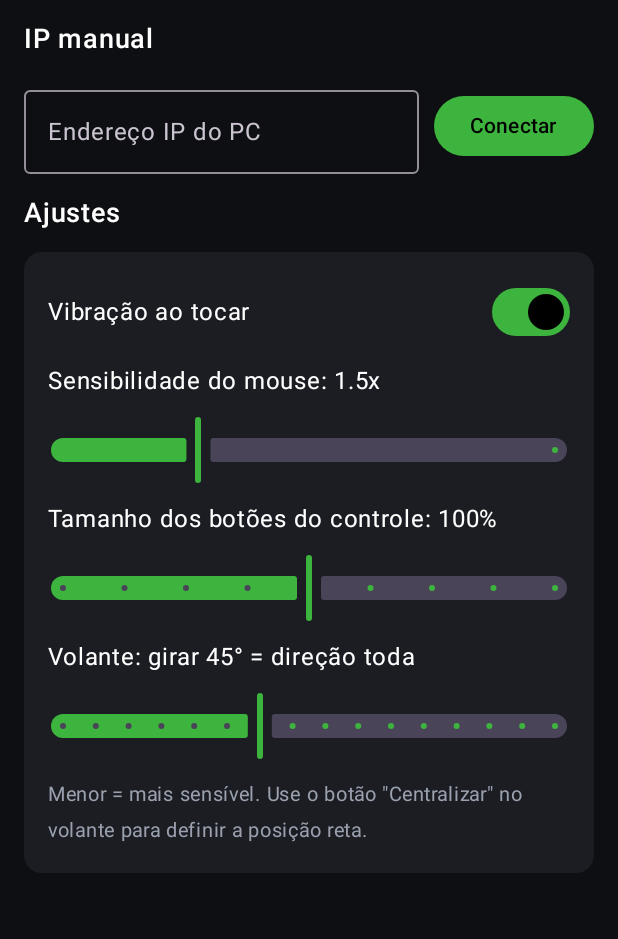
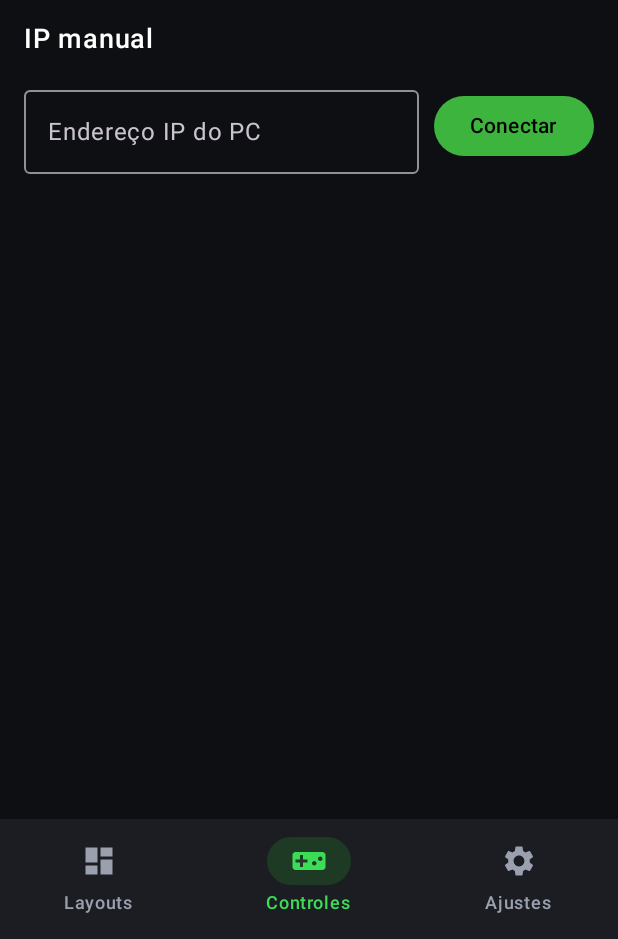
Before and after one commit to kadmielp/EasyJoy, an Android app built with Jetpack Compose: the screen it shows after launch (MainActivity), on a phone screen of 412 x 824 dp, the part 297-1236 px from its top. Run offline under Robolectric (Android 15) with nearby library versions, the phone set to English and light mode, and no system bars; network calls fail.

Commit message:
App tabs (Layouts, Controles, Ajustes) and refined PC window
Android:
- Bottom bar with three tabs. Layouts lists saved layouts (play, edit,
  delete) and creates a new one from Completo/Simples/Volante, opening
  the controller straight in the editor and closing it on save/cancel.
- Controles shows the connection and the modes; Ajustes groups the
  settings into Controle, Volante and Mouse.

PC:
- Header with icon, status badge, cards for the connection info and the
  phone list (owner-drawn rows with mode tags), dark title bar.

Version 1.1.0. README and images updated.

Co-Authored-By: Claude Opus 5.5 <noreply@anthropic.com>

```diff
--- a/android/app/build.gradle.kts
+++ b/android/app/build.gradle.kts
@@ -19,8 +19,8 @@ android {
         applicationId = "app.easyjoy"
         minSdk = 26
         targetSdk = 36
-        versionCode = 1
-        versionName = "1.0.0"
+        versionCode = 2
+        versionName = "1.1.0"
     }
 
     val keystoreProps = Properties().apply {
--- a/android/app/src/main/java/app/easyjoy/MainActivity.kt
+++ b/android/app/src/main/java/app/easyjoy/MainActivity.kt
@@ -2,6 +2,7 @@ package app.easyjoy
 
 import android.content.Intent
 import android.os.Bundle
+import android.widget.Toast
 import androidx.activity.ComponentActivity
 import androidx.activity.compose.setContent
 import androidx.activity.enableEdgeToEdge
@@ -10,13 +11,14 @@ import androidx.compose.foundation.clickable
 import androidx.compose.foundation.layout.Arrangement
 import androidx.compose.foundation.layout.Box
 import androidx.compose.foundation.layout.Column
+import androidx.compose.foundation.layout.ColumnScope
+import androidx.compose.foundation.layout.PaddingValues
 import androidx.compose.foundation.layout.Row
 import androidx.compose.foundation.layout.Spacer
 import androidx.compose.foundation.layout.fillMaxSize
 import androidx.compose.foundation.layout.fillMaxWidth
 import androidx.compose.foundation.layout.height
 import androidx.compose.foundation.layout.padding
-import androidx.compose.foundation.layout.safeDrawingPadding
 import androidx.compose.foundation.layout.size
 import androidx.compose.foundation.layout.width
 import androidx.compose.foundation.rememberScrollState
@@ -28,9 +30,14 @@ import androidx.compose.material3.AlertDialog
 import androidx.compose.material3.Button
 import androidx.compose.material3.Card
 import androidx.compose.material3.CardDefaults
+import androidx.compose.material3.Icon
 import androidx.compose.material3.MaterialTheme
+import androidx.compose.material3.NavigationBar
+import androidx.compose.material3.NavigationBarItem
+import androidx.compose.material3.NavigationBarItemDefaults
 import androidx.compose.material3.OutlinedButton
 import androidx.compose.material3.OutlinedTextField
+import androidx.compose.material3.Scaffold
 import androidx.compose.material3.Slider
 import androidx.compose.material3.Switch
 import androidx.compose.material3.Text
@@ -40,11 +47,13 @@ import androidx.compose.runtime.Composable
 import androidx.compose.runtime.getValue
 import androidx.compose.runtime.mutableStateOf
 import androidx.compose.runtime.remember
+import androidx.compose.runtime.saveable.rememberSaveable
 import androidx.compose.runtime.setValue
 import androidx.compose.ui.Alignment
 import androidx.compose.ui.Modifier
 import androidx.compose.ui.draw.clip
 import androidx.compose.ui.graphics.Color
+import androidx.compose.ui.res.painterResource
 import androidx.compose.ui.text.font.FontWeight
 import androidx.compose.ui.text.input.KeyboardType
 import androidx.compose.ui.unit.dp
@@ -54,6 +63,13 @@ private val Green = Color(0xFF3DDC57)
 private val Red = Color(0xFFE5484D)
 private val Bg = Color(0xFF0E0F12)
 private val Panel = Color(0xFF1B1D23)
+private val Muted = Color(0xFF9AA0AE)
+
+private enum class Tab(val label: String, val icon: Int) {
+    LAYOUTS("Layouts", R.drawable.ic_tab_layouts),
+    CONTROLS("Controles", R.drawable.ic_tab_pad),
+    SETTINGS("Ajustes", R.drawable.ic_tab_settings),
+}
 
 class MainActivity : ComponentActivity() {
     override fun onCreate(savedInstanceState: Bundle?) {
@@ -69,20 +85,55 @@ class MainActivity : ComponentActivity() {
                     surface = Panel,
                 )
             ) {
-                Box(Modifier.fillMaxSize().background(Bg).safeDrawingPadding()) {
-                    Home(
-                        onPad = { mode, layout -> launchPad(mode, layout) },
-                        onMouse = { startActivity(Intent(this@MainActivity, TouchpadActivity::class.java)) },
-                    )
+                var tab by rememberSaveable { mutableStateOf(Tab.CONTROLS) }
+                Scaffold(
+                    containerColor = Bg,
+                    bottomBar = {
+                        NavigationBar(containerColor = Panel) {
+                            for (t in Tab.entries) {
+                                NavigationBarItem(
+                                    selected = tab == t,
+                                    onClick = { tab = t },
+                                    icon = { Icon(painterResource(t.icon), contentDescription = null) },
+                                    label = { Text(t.label) },
+                                    colors = NavigationBarItemDefaults.colors(
+                                        selectedIconColor = Green,
+                                        selectedTextColor = Green,
+                                        indicatorColor = Color(0xFF1E3A24),
+                                        unselectedIconColor = Muted,
+                                        unselectedTextColor = Muted,
+                                    ),
+                                )
+                            }
+                        }
+                    },
+                ) { padding ->
+                    when (tab) {
+                        Tab.LAYOUTS -> LayoutsTab(
+                            padding,
+                            onPlay = { l ->
+                                if (Connection.connected) launchPad(l.base, l.name)
+                                else Toast.makeText(this, "Conecte-se a um PC na aba Controles.", Toast.LENGTH_SHORT).show()
+                            },
+                            onEdit = { base, name -> launchPad(base, name, edit = true) },
+                        )
+                        Tab.CONTROLS -> ControlsTab(
+                            padding,
+                            onPad = { mode -> launchPad(mode, null) },
+                            onMouse = { startActivity(Intent(this@MainActivity, TouchpadActivity::class.java)) },
+                        )
+                        Tab.SETTINGS -> SettingsTab(padding)
+                    }
                 }
             }
         }
     }
 
-    private fun launchPad(mode: String, layout: String?) {
+    private fun launchPad(mode: String, layout: String?, edit: Boolean = false) {
         startActivity(Intent(this, ControllerActivity::class.java).apply {
             putExtra(ControllerActivity.EXTRA_MODE, mode)
             if (layout != null) putExtra(ControllerActivity.EXTRA_LAYOUT, layout)
+            if (edit) putExtra(ControllerActivity.EXTRA_EDIT, true)
         })
     }
 
@@ -97,22 +148,46 @@ class MainActivity : ComponentActivity() {
     }
 }
 
+// ---- shared pieces -------------------------------------------------------------------------
+
 @Composable
-private fun Home(onPad: (mode: String, layout: String?) -> Unit, onMouse: () -> Unit) {
+private fun TabPage(padding: PaddingValues, title: String, content: @Composable ColumnScope.() -> Unit) {
+    Column(
+        Modifier.fillMaxSize().padding(padding).verticalScroll(rememberScrollState()).padding(16.dp),
+        verticalArrangement = Arrangement.spacedBy(14.dp),
+    ) {
+        Text(title, fontSize = 30.sp, fontWeight = FontWeight.Bold, color = Color.White)
+        content()
+        Spacer(Modifier.height(8.dp))
+    }
+}
+
+@Composable
+private fun SectionTitle(text: String) =
+    Text(text, fontSize = 18.sp, fontWeight = FontWeight.SemiBold, color = Color.White)
+
+@Composable
+private fun Hint(text: String) = Text(text, color = Muted, fontSize = 13.sp)
+
+@Composable
+private fun PanelCard(modifier: Modifier = Modifier, content: @Composable ColumnScope.() -> Unit) {
+    Card(colors = CardDefaults.cardColors(containerColor = Panel), modifier = modifier.fillMaxWidth()) {
+        Column(content = content)
+    }
+}
+
+// ---- Controles -----------------------------------------------------------------------------
+
+@Composable
+private fun ControlsTab(padding: PaddingValues, onPad: (mode: String) -> Unit, onMouse: () -> Unit) {
     val connected = Connection.connected
     val target = Connection.targetIp
     var manualIp by remember { mutableStateOf("") }
     var ipError by remember { mutableStateOf(false) }
-    var toDelete by remember { mutableStateOf<String?>(null) }
 
-    Column(
-        Modifier.fillMaxSize().verticalScroll(rememberScrollState()).padding(16.dp),
-        verticalArrangement = Arrangement.spacedBy(14.dp),
-    ) {
-        Text("EasyJoy", fontSize = 30.sp, fontWeight = FontWeight.Bold, color = Color.White)
-
+    TabPage(padding, "EasyJoy") {
         // Connection status
-        Card(colors = CardDefaults.cardColors(containerColor = Panel), modifier = Modifier.fillMaxWidth()) {
+        PanelCard {
             Column(Modifier.padding(16.dp), verticalArrangement = Arrangement.spacedBy(8.dp)) {
                 Row(verticalAlignment = Alignment.CenterVertically) {
                     Box(Modifier.size(12.dp).clip(CircleShape).background(if (connected) Green else Red))
@@ -127,96 +202,47 @@ private fun Home(onPad: (mode: String, layout: String?) -> Unit, onMouse: () ->
                         color = if (connected) Color(0xFFB5E8BE) else Color(0xFFFF8A8E),
                         fontSize = 16.sp,
                         fontWeight = FontWeight.Medium,
+                        modifier = Modifier.weight(1f),
                     )
                 }
                 if (connected && Connection.driverMissing) {
-                    Text(
-                        "Driver de controle não instalado no PC — o modo mouse funciona",
-                        color = Color(0xFFFFB454),
-                        fontSize = 14.sp,
-                    )
+                    Text("Driver de controle não instalado no PC — o modo mouse funciona", color = Color(0xFFFFB454), fontSize = 14.sp)
                 }
                 if (target != null) {
-                    OutlinedButton(onClick = { Connection.disconnect() }) { Text("Desconectar") }
+                    OutlinedButton(onClick = { Connection.disconnect() }) { Text("Trocar de PC") }
                 }
             }
         }
 
         if (connected) {
-            ModeCard("Completo", "Controle Xbox com todos os botões", Color(0xFF107C10)) { onPad(Layouts.FULL, null) }
-            ModeCard("Simples", "Um analógico grande e botões grandes", Color(0xFF2F7CF6)) { onPad(Layouts.SIMPLE, null) }
-            ModeCard("Volante", "Gire o celular para dirigir", Color(0xFFC0392B)) { onPad(Layouts.WHEEL, null) }
+            ModeCard("Completo", "Controle Xbox com todos os botões", Color(0xFF107C10)) { onPad(Layouts.FULL) }
+            ModeCard("Simples", "Um analógico grande e botões grandes", Color(0xFF2F7CF6)) { onPad(Layouts.SIMPLE) }
+            ModeCard("Volante", "Gire o celular para dirigir", Color(0xFFC0392B)) { onPad(Layouts.WHEEL) }
             ModeCard("Mouse", "Touchpad, rolagem e teclado", Color(0xFFB8860B), onMouse)
-
-            val layouts = Layouts.saved
-            if (layouts.isNotEmpty()) {
-                Text("Meus layouts", fontSize = 18.sp, fontWeight = FontWeight.SemiBold, color = Color.White)
-                for (l in layouts) {
-                    Card(
-                        colors = CardDefaults.cardColors(containerColor = Panel),
-                        modifier = Modifier.fillMaxWidth().clickable { onPad(l.base, l.name) },
-                    ) {
-                        Row(Modifier.padding(start = 16.dp, end = 4.dp, top = 10.dp, bottom = 10.dp), verticalAlignment = Alignment.CenterVertically) {
-                            Column(Modifier.weight(1f)) {
-                                Text(l.name, color = Color.White, fontSize = 17.sp, fontWeight = FontWeight.Medium)
-                                Text(
-                                    Layouts.baseLabel(l.base) + if (l.tilt) " · volante ligado" else "",
-                                    color = Color(0xFF9AA0AE),
-                                    fontSize = 13.sp,
-                                )
-                            }
-                            TextButton(onClick = { toDelete = l.name }) { Text("Apagar", color = Color(0xFFFF8A8E)) }
-                        }
-                    }
-                }
-            } else {
-                Text(
-                    "Dica: dentro do controle, toque em \"Editar\" para mudar botões de lugar e salvar seu próprio layout.",
-                    color = Color(0xFF9AA0AE),
-                    fontSize = 13.sp,
-                )
-            }
+            Hint("Seus layouts salvos ficam na aba Layouts.")
+            return@TabPage
         }
 
-        toDelete?.let { name ->
-            AlertDialog(
-                onDismissRequest = { toDelete = null },
-                title = { Text("Apagar layout?") },
-                text = { Text("O layout \"$name\" será apagado. Isso não pode ser desfeito.") },
-                confirmButton = { TextButton(onClick = { Layouts.delete(name); toDelete = null }) { Text("Apagar") } },
-                dismissButton = { TextButton(onClick = { toDelete = null }) { Text("Cancelar") } },
-            )
-        }
-
-        // Discovered PCs
-        Text("PCs encontrados", fontSize = 18.sp, fontWeight = FontWeight.SemiBold, color = Color.White)
+        // Not connected: pick a PC
+        SectionTitle("PCs encontrados")
         val pcs = Connection.discovered
         if (pcs.isEmpty()) {
-            Text(
-                "Procurando PCs na rede Wi-Fi… Abra o EasyJoy no PC.",
-                color = Color(0xFF9AA0AE),
-                fontSize = 14.sp,
-            )
+            Text("Procurando PCs na rede Wi-Fi… Abra o EasyJoy no PC.", color = Muted, fontSize = 14.sp)
         } else {
             for (pc in pcs) {
-                val sel = pc.ip == target
-                Card(
-                    colors = CardDefaults.cardColors(containerColor = Panel),
-                    modifier = Modifier.fillMaxWidth().clickable { Connection.connect(pc.ip, pc.name) },
-                ) {
+                PanelCard(Modifier.clickable { Connection.connect(pc.ip, pc.name) }) {
                     Row(Modifier.padding(16.dp), verticalAlignment = Alignment.CenterVertically) {
                         Column(Modifier.weight(1f)) {
                             Text(pc.name, color = Color.White, fontSize = 17.sp, fontWeight = FontWeight.Medium)
-                            Text(pc.ip, color = Color(0xFF9AA0AE), fontSize = 13.sp)
+                            Text(pc.ip, color = Muted, fontSize = 13.sp)
                         }
-                        if (sel) Text(if (connected) "conectado" else "conectando…", color = Green, fontSize = 13.sp)
+                        if (pc.ip == target) Text("conectando…", color = Green, fontSize = 13.sp)
                     }
                 }
             }
         }
 
-        // Manual IP
-        Text("IP manual", fontSize = 18.sp, fontWeight = FontWeight.SemiBold, color = Color.White)
+        SectionTitle("IP manual")
         Row(verticalAlignment = Alignment.CenterVertically, horizontalArrangement = Arrangement.spacedBy(10.dp)) {
             OutlinedTextField(
                 value = manualIp,
@@ -235,55 +261,6 @@ private fun Home(onPad: (mode: String, layout: String?) -> Unit, onMouse: () ->
             }) { Text("Conectar") }
         }
         if (ipError) Text("IP inválido", color = Red, fontSize = 13.sp)
-
-        // Settings
-        Text("Ajustes", fontSize = 18.sp, fontWeight = FontWeight.SemiBold, color = Color.White)
-        Card(colors = CardDefaults.cardColors(containerColor = Panel), modifier = Modifier.fillMaxWidth()) {
-            Column(Modifier.padding(16.dp), verticalArrangement = Arrangement.spacedBy(10.dp)) {
-                Row(verticalAlignment = Alignment.CenterVertically) {
-                    Text("Vibração ao tocar", color = Color.White, fontSize = 16.sp, modifier = Modifier.weight(1f))
-                    Switch(checked = Settings.vibration, onCheckedChange = { Settings.updateVibration(it) })
-                }
-                Text(
-                    "Sensibilidade do mouse: ${"%.1f".format(Settings.sensitivity)}x",
-                    color = Color.White,
-                    fontSize = 16.sp,
-                )
-                Slider(
-                    value = Settings.sensitivity,
-                    onValueChange = { Settings.updateSensitivity(Math.round(it * 10f) / 10f) },
-                    valueRange = 0.5f..4f,
-                )
-                Text(
-                    "Tamanho dos botões do controle: ${Math.round(Settings.buttonScale * 100)}%",
-                    color = Color.White,
-                    fontSize = 16.sp,
-                )
-                Slider(
-                    value = Settings.buttonScale,
-                    onValueChange = { Settings.updateButtonScale(Math.round(it * 20f) / 20f) },
-                    valueRange = Settings.MIN_SCALE..Settings.MAX_SCALE,
-                    steps = 7,
-                )
-                Text(
-                    "Volante: girar ${Math.round(Settings.tiltMax)}° = direção toda",
-                    color = Color.White,
-                    fontSize = 16.sp,
-                )
-                Slider(
-                    value = Settings.tiltMax,
-                    onValueChange = { Settings.updateTiltMax((Math.round(it / 5f) * 5).toFloat()) },
-                    valueRange = 15f..90f,
-                    steps = 14,
-                )
-                Text(
-                    "Menor = mais sensível. Use o botão \"Centralizar\" no volante para definir a posição reta.",
-                    color = Color(0xFF9AA0AE),
-                    fontSize = 13.sp,
-                )
-            }
-        }
-        Spacer(Modifier.height(8.dp))
     }
 }
 
@@ -300,3 +277,105 @@ private fun ModeCard(title: String, subtitle: String, color: Color, onClick: ()
         }
     }
 }
+
+// ---- Layouts -------------------------------------------------------------------------------
+
+@Composable
+private fun LayoutsTab(
+    padding: PaddingValues,
+    onPlay: (Layout) -> Unit,
+    onEdit: (base: String, name: String?) -> Unit,
+) {
+    var toDelete by remember { mutableStateOf<String?>(null) }
+
+    TabPage(padding, "Layouts") {
+        SectionTitle("Meus layouts")
+        val layouts = Layouts.saved
+        if (layouts.isEmpty()) {
+            Hint("Nenhum layout salvo ainda. Crie um abaixo: arraste os botões, mude o tamanho e salve com um nome.")
+        }
+        for (l in layouts) {
+            PanelCard(Modifier.clickable { onPlay(l) }) {
+                Row(Modifier.padding(start = 16.dp, end = 4.dp, top = 10.dp, bottom = 10.dp), verticalAlignment = Alignment.CenterVertically) {
+                    Column(Modifier.weight(1f)) {
+                        Text(l.name, color = Color.White, fontSize = 17.sp, fontWeight = FontWeight.Medium)
+                        Text(Layouts.baseLabel(l.base) + if (l.tilt) " · volante ligado" else "", color = Muted, fontSize = 13.sp)
+                    }
+                    TextButton(onClick = { onEdit(l.base, l.name) }) { Text("Editar") }
+                    TextButton(onClick = { toDelete = l.name }) { Text("Apagar", color = Color(0xFFFF8A8E)) }
+                }
+            }
+        }
+        if (layouts.isNotEmpty()) Hint("Toque num layout para jogar com ele.")
+
+        SectionTitle("Criar layout")
+        Hint("Escolha o ponto de partida:")
+        Row(horizontalArrangement = Arrangement.spacedBy(10.dp), modifier = Modifier.fillMaxWidth()) {
+            for (base in listOf(Layouts.FULL, Layouts.SIMPLE, Layouts.WHEEL)) {
+                OutlinedButton(onClick = { onEdit(base, null) }, modifier = Modifier.weight(1f)) {
+                    Text(Layouts.baseLabel(base), maxLines = 1)
+                }
+            }
+        }
+    }
+
+    toDelete?.let { name ->
+        AlertDialog(
+            onDismissRequest = { toDelete = null },
+            title = { Text("Apagar layout?") },
+            text = { Text("O layout \"$name\" será apagado. Isso não pode ser desfeito.") },
+            confirmButton = { TextButton(onClick = { Layouts.delete(name); toDelete = null }) { Text("Apagar") } },
+            dismissButton = { TextButton(onClick = { toDelete = null }) { Text("Cancelar") } },
+        )
+    }
+}
+
+// ---- Ajustes -------------------------------------------------------------------------------
+
+@Composable
+private fun SettingsTab(padding: PaddingValues) {
+    TabPage(padding, "Ajustes") {
+        SectionTitle("Controle")
+        PanelCard {
+            Column(Modifier.padding(16.dp), verticalArrangement = Arrangement.spacedBy(10.dp)) {
+                Row(verticalAlignment = Alignment.CenterVertically) {
+                    Text("Vibração ao tocar", color = Color.White, fontSize = 16.sp, modifier = Modifier.weight(1f))
+                    Switch(checked = Settings.vibration, onCheckedChange = { Settings.updateVibration(it) })
+                }
+                Text("Tamanho dos botões: ${Math.round(Settings.buttonScale * 100)}%", color = Color.White, fontSize = 16.sp)
+                Slider(
+                    value = Settings.buttonScale,
+                    onValueChange = { Settings.updateButtonScale(Math.round(it * 20f) / 20f) },
+                    valueRange = Settings.MIN_SCALE..Settings.MAX_SCALE,
+                    steps = 7,
+                )
+            }
+        }
+
+        SectionTitle("Volante")
+        PanelCard {
+            Column(Modifier.padding(16.dp), verticalArrangement = Arrangement.spacedBy(10.dp)) {
+                Text("Girar ${Math.round(Settings.tiltMax)}° = direção toda", color = Color.White, fontSize = 16.sp)
+                Slider(
+                    value = Settings.tiltMax,
+                    onValueChange = { Settings.updateTiltMax((Math.round(it / 5f) * 5).toFloat()) },
+                    valueRange = 15f..90f,
+                    steps = 14,
+                )
+                Hint("Menor = mais sensível. Use o botão \"Centralizar\" no volante para definir a posição reta.")
+            }
+        }
+
+        SectionTitle("Mouse")
+        PanelCard {
+            Column(Modifier.padding(16.dp), verticalArrangement = Arrangement.spacedBy(10.dp)) {
+                Text("Sensibilidade: ${"%.1f".format(Settings.sensitivity)}x", color = Color.White, fontSize = 16.sp)
+                Slider(
+                    value = Settings.sensitivity,
+                    onValueChange = { Settings.updateSensitivity(Math.round(it * 10f) / 10f) },
+                    valueRange = 0.5f..4f,
+                )
+            }
+        }
+    }
+}
--- /dev/null
+++ b/android/app/src/main/res/drawable/ic_tab_layouts.xml
@@ -0,0 +1,5 @@
+<vector xmlns:android="http://schemas.android.com/apk/res/android"
+    android:width="24dp" android:height="24dp"
+    android:viewportWidth="24" android:viewportHeight="24">
+    <path android:fillColor="#FFFFFFFF" android:pathData="M3,13h8L11,3L3,3v10zM3,21h8v-6L3,15v6zM13,21h8L21,11h-8v10zM13,3v6h8L21,3h-8z"/>
+</vector>
--- /dev/null
+++ b/android/app/src/main/res/drawable/ic_tab_pad.xml
@@ -0,0 +1,5 @@
+<vector xmlns:android="http://schemas.android.com/apk/res/android"
+    android:width="24dp" android:height="24dp"
+    android:viewportWidth="24" android:viewportHeight="24">
+    <path android:fillColor="#FFFFFFFF" android:pathData="M21,6H3c-1.1,0 -2,0.9 -2,2v8c0,1.1 0.9,2 2,2h18c1.1,0 2,-0.9 2,-2V8c0,-1.1 -0.9,-2 -2,-2zM11,13H8v3H6v-3H3v-2h3V8h2v3h3v2zM15.5,15c-0.83,0 -1.5,-0.67 -1.5,-1.5s0.67,-1.5 1.5,-1.5 1.5,0.67 1.5,1.5 -0.67,1.5 -1.5,1.5zM19.5,12c-0.83,0 -1.5,-0.67 -1.5,-1.5S18.67,9 19.5,9s1.5,0.67 1.5,1.5 -0.67,1.5 -1.5,1.5z"/>
+</vector>
--- /dev/null
+++ b/android/app/src/main/res/drawable/ic_tab_settings.xml
@@ -0,0 +1,5 @@
+<vector xmlns:android="http://schemas.android.com/apk/res/android"
+    android:width="24dp" android:height="24dp"
+    android:viewportWidth="24" android:viewportHeight="24">
+    <path android:fillColor="#FFFFFFFF" android:pathData="M19.14,12.94c0.04,-0.3 0.06,-0.61 0.06,-0.94c0,-0.32 -0.02,-0.64 -0.07,-0.94l2.03,-1.58c0.18,-0.14 0.23,-0.41 0.12,-0.61l-1.92,-3.32c-0.12,-0.22 -0.37,-0.29 -0.59,-0.22l-2.39,0.96c-0.5,-0.38 -1.03,-0.7 -1.62,-0.94L14.4,2.81c-0.04,-0.24 -0.24,-0.41 -0.48,-0.41h-3.84c-0.24,0 -0.43,0.17 -0.47,0.41L9.25,5.35C8.66,5.59 8.12,5.92 7.63,6.29L5.24,5.33c-0.22,-0.08 -0.47,0 -0.59,0.22L2.74,8.87C2.62,9.08 2.66,9.34 2.86,9.48l2.03,1.58C4.84,11.36 4.8,11.69 4.8,12s0.02,0.64 0.07,0.94l-2.03,1.58c-0.18,0.14 -0.23,0.41 -0.12,0.61l1.92,3.32c0.12,0.22 0.37,0.29 0.59,0.22l2.39,-0.96c0.5,0.38 1.03,0.7 1.62,0.94l0.36,2.54c0.05,0.24 0.24,0.41 0.48,0.41h3.84c0.24,0 0.44,-0.17 0.47,-0.41l0.36,-2.54c0.59,-0.24 1.13,-0.56 1.62,-0.94l2.39,0.96c0.22,0.08 0.47,0 0.59,-0.22l1.92,-3.32c0.12,-0.22 0.07,-0.47 -0.12,-0.61L19.14,12.94zM12,15.6c-1.98,0 -3.6,-1.62 -3.6,-3.6s1.62,-3.6 3.6,-3.6s3.6,1.62 3.6,3.6S13.98,15.6 12,15.6z"/>
+</vector>
```
Also changed, not shown: android/app/src/main/java/app/easyjoy/ControllerActivity.kt (+12 -0 lines), 8 other files.
